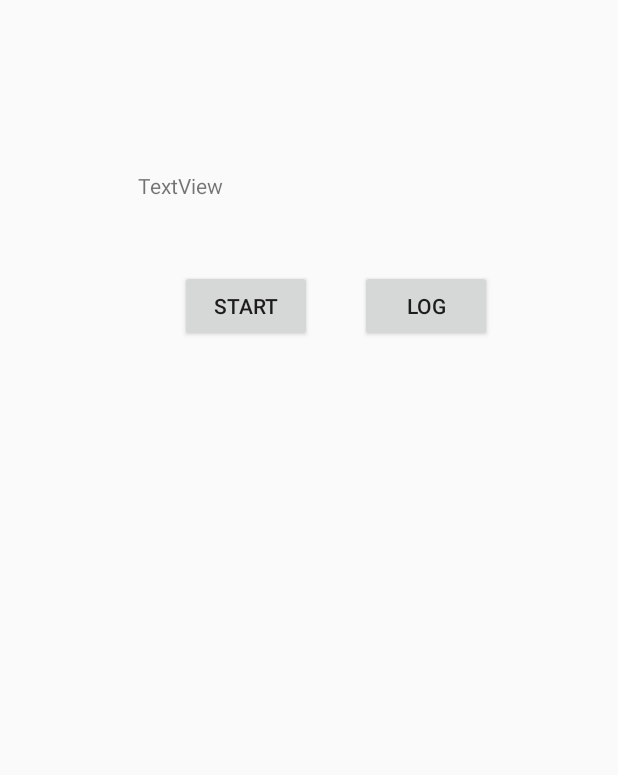
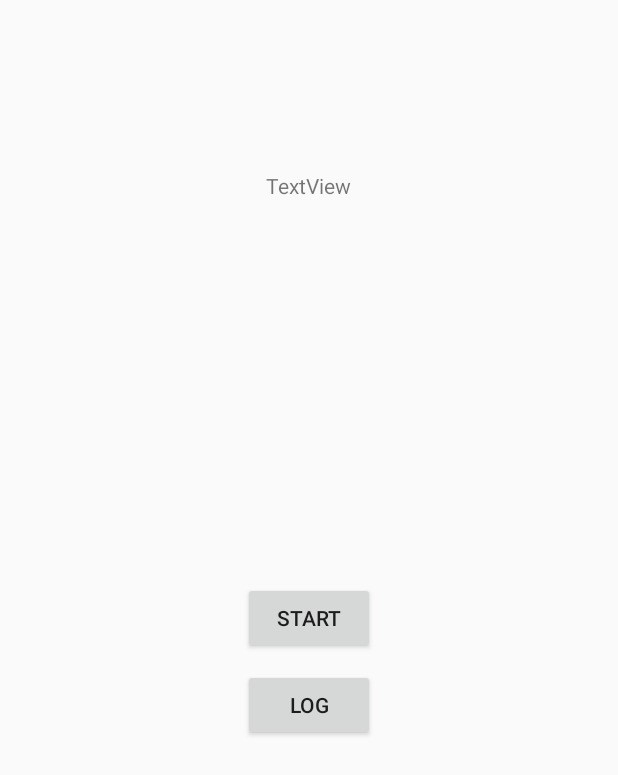
Before and after one commit to vermarish/app-BBBarometer, an Android app: the screen it shows after launch (MainActivity), after a tap on "LOG", on a phone screen of 412 x 824 dp. Shown: the top 775 px of the screen. Run offline under Robolectric (Android 15) with nearby library versions, the phone set to English and light mode, and no system bars; our stand-ins replace Room's generated code; 1 statement that could not run was skipped.

Commit message:
Record touch events.

```diff
--- a/app/src/main/java/com/example/bigbrotherbarometer/MainActivity.java
+++ b/app/src/main/java/com/example/bigbrotherbarometer/MainActivity.java
@@ -94,18 +94,21 @@ public class MainActivity extends AppCompatActivity {
 
         final Button logger = findViewById(R.id.logData);
         logger.setOnClickListener(new View.OnClickListener() {
+            @RequiresApi(api = Build.VERSION_CODES.KITKAT)
             @Override
             public void onClick(View view) {
                 log();
             }
         });
 
-        final RelativeLayout layout  = findViewById(R.id.relativeLayout);
-        layout.setOnTouchListener(new View.OnTouchListener() {
+//        final TextView touchWindow  = findViewById(R.id.touchWindow);
+        final RelativeLayout relativeLayout = findViewById(R.id.relativeLayout);
+        relativeLayout.setOnTouchListener(new View.OnTouchListener() {
             public boolean onTouch(View v, MotionEvent event) {
                 if (recording) {
                     Tidbit tidbit = new Tidbit(TYPE_TOUCH, event.getDownTime(),
                             event.getX(), event.getY());
+                    System.out.println(tidbit);
                     data.add(tidbit);
                 }
                 return true;
@@ -142,7 +145,7 @@ public class MainActivity extends AppCompatActivity {
         Calendar calendar = Calendar.getInstance();
         int month = calendar.get(Calendar.MONTH) + 1;
         int day = calendar.get(Calendar.DAY_OF_MONTH);
-        int year = calendar.get(Calendar.YEAR) + 1900;
+        int year = calendar.get(Calendar.YEAR);
         int hour = calendar.get(Calendar.HOUR_OF_DAY);
         int minute = calendar.get(Calendar.MINUTE);
         int second = calendar.get(Calendar.SECOND);
--- a/app/src/main/res/layout/activity_main.xml
+++ b/app/src/main/res/layout/activity_main.xml
@@ -11,25 +11,23 @@
         android:id="@+id/textView1"
         android:layout_width="wrap_content"
         android:layout_height="wrap_content"
-        android:layout_alignParentLeft="true"
-        android:layout_alignParentTop="true"
-        android:layout_marginLeft="92dp"
+        android:layout_centerHorizontal="true"
         android:layout_marginTop="114dp"
         android:text="TextView" />
     <Button
         android:id="@+id/toggleRecording"
         android:layout_width="wrap_content"
         android:layout_height="wrap_content"
-        android:layout_alignParentTop="true"
-        android:layout_marginLeft="120dp"
-        android:layout_marginTop="180dp"
+        android:layout_centerInParent="true"
+        android:layout_marginLeft="100dp"
         android:text="@string/start" />  <!--TODO does text need to be @string? or can it be Java.lang.String?-->
     <Button
         android:id="@+id/logData"
         android:layout_width="wrap_content"
         android:layout_height="wrap_content"
-        android:layout_marginLeft="240dp"
-        android:layout_marginTop="180dp"
+        android:layout_marginTop="10dp"
+        android:layout_below="@+id/toggleRecording"
+        android:layout_centerHorizontal="true"
         android:text="@string/log"
         />
 </RelativeLayout>
```
